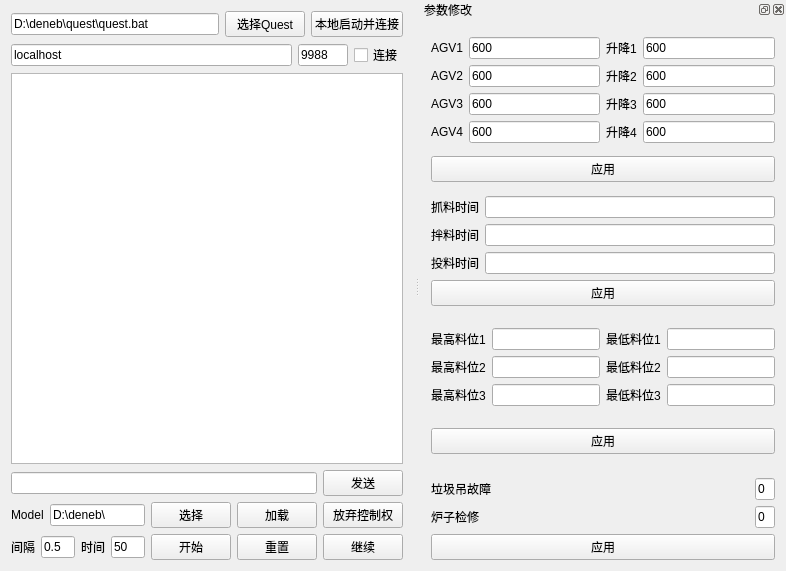
The window that QuestClient/QuestClient.ui (Ohto-Ai-Dev/QuestCommandSender) describes before a commit, drawn with Qt 5.
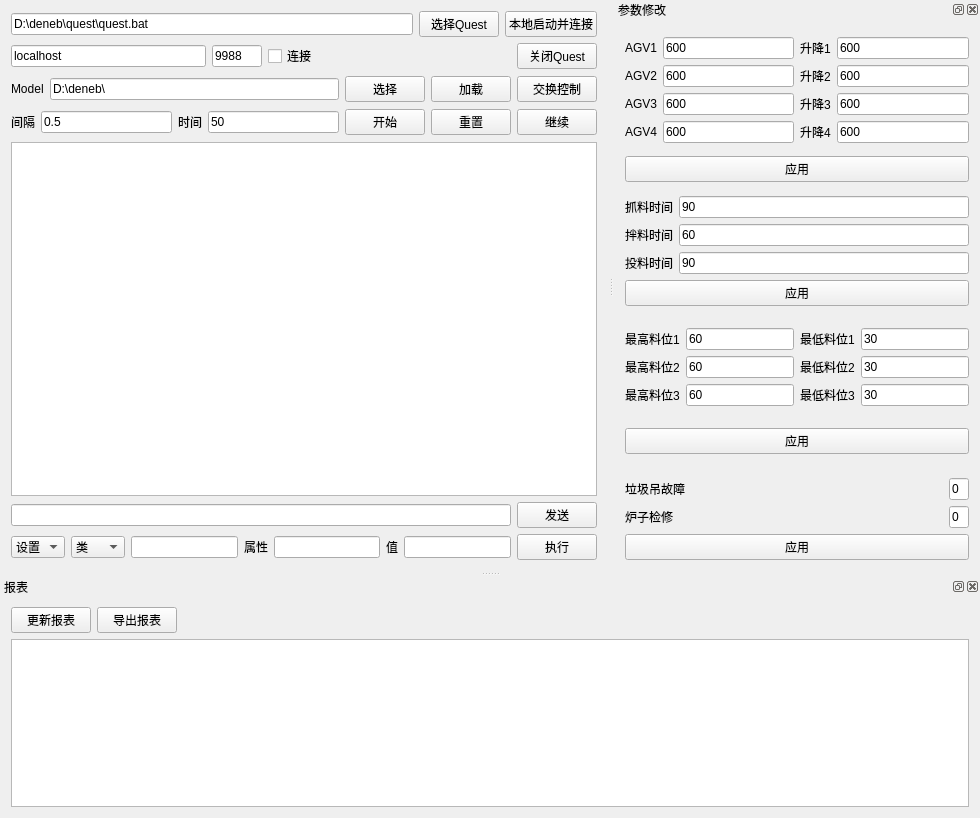
The same window after the commit.

Commit message: 添加功能

What changed in the file:
```diff
--- a/QuestClient/QuestClient.ui
+++ b/QuestClient/QuestClient.ui
@@ -6,15 +6,36 @@
    <rect>
     <x>0</x>
     <y>0</y>
-    <width>786</width>
-    <height>570</height>
+    <width>980</width>
+    <height>818</height>
    </rect>
   </property>
   <property name="windowTitle">
    <string>QuestClient</string>
   </property>
   <widget class="QWidget" name="centralWidget">
-   <layout class="QVBoxLayout" name="verticalLayout_6">
+   <layout class="QVBoxLayout" name="verticalLayout_9">
+    <item>
+     <widget class="QWidget" name="connectWidget" native="true">
+      <property name="minimumSize">
+       <size>
+        <width>0</width>
+        <height>55</height>
+       </size>
+      </property>
+      <layout class="QVBoxLayout" name="verticalLayout_7">
+       <property name="leftMargin">
+        <number>0</number>
+       </property>
+       <property name="topMargin">
+        <number>0</number>
+       </property>
+       <property name="rightMargin">
+        <number>0</number>
+       </property>
+       <property name="bottomMargin">
+        <number>0</number>
+       </property>
     <item>
      <layout class="QHBoxLayout" name="horizontalLayout_22">
       <item>
@@ -78,11 +99,40 @@
         </property>
        </widget>
       </item>
-     </layout>
-    </item>
+         <item>
+          <spacer name="horizontalSpacer_2">
+           <property name="orientation">
+            <enum>Qt::Horizontal</enum>
+           </property>
+           <property name="sizeHint" stdset="0">
+            <size>
+             <width>40</width>
+             <height>20</height>
+            </size>
+           </property>
+          </spacer>
+         </item>
+         <item>
+          <widget class="QPushButton" name="closeQuest">
+           <property name="text">
+            <string>关闭Quest</string>
+           </property>
+          </widget>
+         </item>
+        </layout>
+       </item>
+      </layout>
+     </widget>
+    </item>
     <item>
-     <widget class="QWidget" name="commandSendWidget" native="true">
-      <layout class="QVBoxLayout" name="verticalLayout">
+     <widget class="QWidget" name="modelControllWidget" native="true">
+      <property name="minimumSize">
+       <size>
+        <width>0</width>
+        <height>61</height>
+       </size>
+      </property>
+      <layout class="QVBoxLayout" name="verticalLayout_6">
        <property name="leftMargin">
         <number>0</number>
        </property>
@@ -95,26 +145,6 @@
        <property name="bottomMargin">
         <number>0</number>
        </property>
-       <item>
-        <widget class="QTextBrowser" name="chatBrowser"/>
-       </item>
-       <item>
-        <layout class="QHBoxLayout" name="horizontalLayout_2">
-         <item>
-          <widget class="QLineEdit" name="command"/>
-         </item>
-         <item>
-          <widget class="QPushButton" name="sendCommand">
-           <property name="text">
-            <string>发送</string>
-           </property>
-          </widget>
-         </item>
-        </layout>
-       </item>
-      </layout>
-     </widget>
-    </item>
     <item>
      <layout class="QHBoxLayout" name="horizontalLayout_24">
       <item>
@@ -148,7 +178,7 @@
       <item>
        <widget class="QPushButton" name="transferToMenu">
         <property name="text">
-         <string>放弃控制权</string>
+            <string>交换控制</string>
         </property>
        </widget>
       </item>
@@ -209,14 +239,114 @@
     </item>
    </layout>
   </widget>
-  <widget class="QDockWidget" name="dockWidget_2">
+    </item>
+    <item>
+     <widget class="QWidget" name="commandSendWidget" native="true">
+      <layout class="QVBoxLayout" name="verticalLayout">
+       <property name="leftMargin">
+        <number>0</number>
+       </property>
+       <property name="topMargin">
+        <number>0</number>
+       </property>
+       <property name="rightMargin">
+        <number>0</number>
+       </property>
+       <property name="bottomMargin">
+        <number>0</number>
+       </property>
+       <item>
+        <widget class="QTextBrowser" name="chatBrowser"/>
+       </item>
+       <item>
+        <layout class="QHBoxLayout" name="horizontalLayout_2">
+         <item>
+          <widget class="QLineEdit" name="command"/>
+         </item>
+         <item>
+          <widget class="QPushButton" name="sendCommand">
+           <property name="text">
+            <string>发送</string>
+           </property>
+          </widget>
+         </item>
+        </layout>
+       </item>
+      </layout>
+     </widget>
+    </item>
+    <item>
+     <layout class="QHBoxLayout" name="horizontalLayout_25">
+      <item>
+       <widget class="QComboBox" name="quickCommandMode">
+        <item>
+         <property name="text">
+          <string>设置</string>
+         </property>
+        </item>
+        <item>
+         <property name="text">
+          <string>查询</string>
+         </property>
+        </item>
+       </widget>
+      </item>
+      <item>
+       <widget class="QComboBox" name="elementMode">
+        <item>
+         <property name="text">
+          <string>类</string>
+         </property>
+        </item>
+        <item>
+         <property name="text">
+          <string>实例</string>
+         </property>
+        </item>
+       </widget>
+      </item>
+      <item>
+       <widget class="QLineEdit" name="element"/>
+      </item>
+      <item>
+       <widget class="QLabel" name="label_23">
+        <property name="text">
+         <string>属性</string>
+        </property>
+       </widget>
+      </item>
+      <item>
+       <widget class="QLineEdit" name="attrib"/>
+      </item>
+      <item>
+       <widget class="QLabel" name="label_24">
+        <property name="text">
+         <string>值</string>
+        </property>
+       </widget>
+      </item>
+      <item>
+       <widget class="QLineEdit" name="value"/>
+      </item>
+      <item>
+       <widget class="QPushButton" name="quickCommand">
+        <property name="text">
+         <string>执行</string>
+        </property>
+       </widget>
+      </item>
+     </layout>
+    </item>
+   </layout>
+  </widget>
+  <widget class="QDockWidget" name="argvWindow">
    <property name="windowTitle">
     <string>参数修改</string>
    </property>
    <attribute name="dockWidgetArea">
     <number>2</number>
    </attribute>
-   <widget class="QWidget" name="dockWidgetContents_2">
+   <widget class="QWidget" name="argvWidget">
     <layout class="QVBoxLayout" name="verticalLayout_8">
      <item>
       <widget class="QWidget" name="agvSpeedWidget" native="true">
@@ -422,7 +552,11 @@
            </widget>
           </item>
           <item>
-           <widget class="QLineEdit" name="loadTime"/>
+           <widget class="QLineEdit" name="loadTime">
+            <property name="text">
+             <string>90</string>
+            </property>
+           </widget>
           </item>
          </layout>
         </item>
@@ -436,7 +570,11 @@
            </widget>
           </item>
           <item>
-           <widget class="QLineEdit" name="loadDLTime"/>
+           <widget class="QLineEdit" name="unloadDLTime">
+            <property name="text">
+             <string>60</string>
+            </property>
+           </widget>
           </item>
          </layout>
         </item>
@@ -450,7 +588,11 @@
            </widget>
           </item>
           <item>
-           <widget class="QLineEdit" name="unloadTime"/>
+           <widget class="QLineEdit" name="unloadTime">
+            <property name="text">
+             <string>90</string>
+            </property>
+           </widget>
           </item>
          </layout>
         </item>
@@ -497,7 +639,11 @@
              </widget>
             </item>
             <item>
-             <widget class="QLineEdit" name="levelH2"/>
+             <widget class="QLineEdit" name="levelH2">
+              <property name="text">
+               <string>60</string>
+              </property>
+             </widget>
             </item>
            </layout>
           </item>
@@ -511,7 +657,11 @@
              </widget>
             </item>
             <item>
-             <widget class="QLineEdit" name="levelL3"/>
+             <widget class="QLineEdit" name="levelL3">
+              <property name="text">
+               <string>30</string>
+              </property>
+             </widget>
             </item>
            </layout>
           </item>
@@ -525,7 +675,11 @@
              </widget>
             </item>
             <item>
-             <widget class="QLineEdit" name="levelL2"/>
+             <widget class="QLineEdit" name="levelL2">
+              <property name="text">
+               <string>30</string>
+              </property>
+             </widget>
             </item>
            </layout>
           </item>
@@ -539,7 +693,11 @@
              </widget>
             </item>
             <item>
-             <widget class="QLineEdit" name="levelH1"/>
+             <widget class="QLineEdit" name="levelH1">
+              <property name="text">
+               <string>60</string>
+              </property>
+             </widget>
             </item>
            </layout>
           </item>
@@ -553,7 +711,11 @@
              </widget>
             </item>
             <item>
-             <widget class="QLineEdit" name="levelL1"/>
+             <widget class="QLineEdit" name="levelL1">
+              <property name="text">
+               <string>30</string>
+              </property>
+             </widget>
             </item>
            </layout>
           </item>
@@ -567,7 +729,11 @@
              </widget>
             </item>
             <item>
-             <widget class="QLineEdit" name="levelH3"/>
+             <widget class="QLineEdit" name="levelH3">
+              <property name="text">
+               <string>60</string>
+              </property>
+             </widget>
             </item>
            </layout>
           </item>
@@ -678,6 +844,66 @@
     </layout>
    </widget>
   </widget>
+  <widget class="QDockWidget" name="dockWidget">
+   <property name="windowTitle">
+    <string>报表</string>
+   </property>
+   <attribute name="dockWidgetArea">
+    <number>8</number>
+   </attribute>
+   <widget class="QWidget" name="dockWidgetContents">
+    <layout class="QGridLayout" name="gridLayout_3">
+     <item row="0" column="0">
+      <widget class="QWidget" name="reportWidget" native="true">
+       <layout class="QGridLayout" name="gridLayout_4">
+        <property name="leftMargin">
+         <number>0</number>
+        </property>
+        <property name="topMargin">
+         <number>0</number>
+        </property>
+        <property name="rightMargin">
+         <number>0</number>
+        </property>
+        <property name="bottomMargin">
+         <number>0</number>
+        </property>
+        <item row="0" column="0">
+         <widget class="QPushButton" name="updateReport">
+          <property name="text">
+           <string>更新报表</string>
+          </property>
+         </widget>
+        </item>
+        <item row="0" column="1">
+         <widget class="QPushButton" name="exportReport">
+          <property name="text">
+           <string>导出报表</string>
+          </property>
+         </widget>
+        </item>
+        <item row="0" column="2">
+         <spacer name="horizontalSpacer">
+          <property name="orientation">
+           <enum>Qt::Horizontal</enum>
+          </property>
+          <property name="sizeHint" stdset="0">
+           <size>
+            <width>797</width>
+            <height>20</height>
+           </size>
+          </property>
+         </spacer>
+        </item>
+        <item row="1" column="0" colspan="3">
+         <widget class="QTextBrowser" name="reportBrowser"/>
+        </item>
+       </layout>
+      </widget>
+     </item>
+    </layout>
+   </widget>
+  </widget>
  </widget>
  <layoutdefault spacing="6" margin="11"/>
  <resources>
```
Left out of the diff: 7 changed lines with no effect on the pictures. Lines whose indentation alone changed are shown as unchanged. The commit also changes 2 other files.
